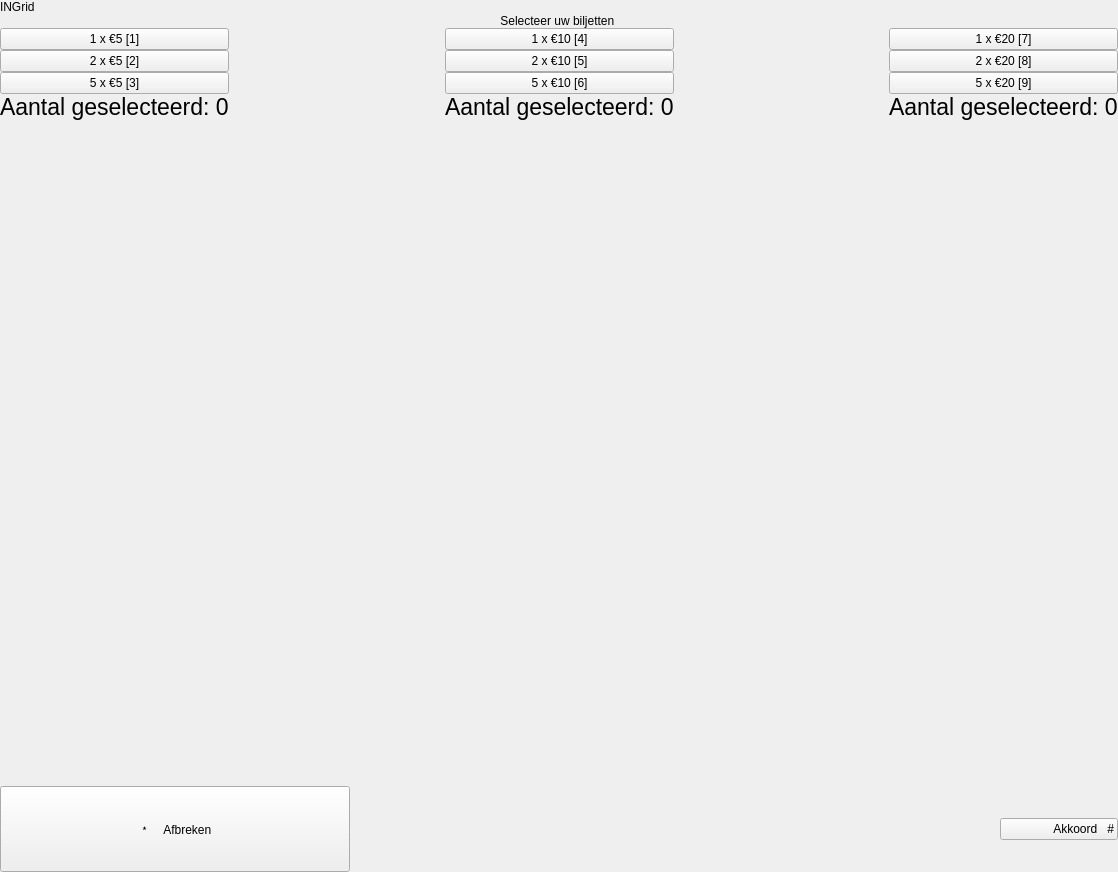
Old version of the form ui/main.ui in the repository Herbankers/hb-GUI.
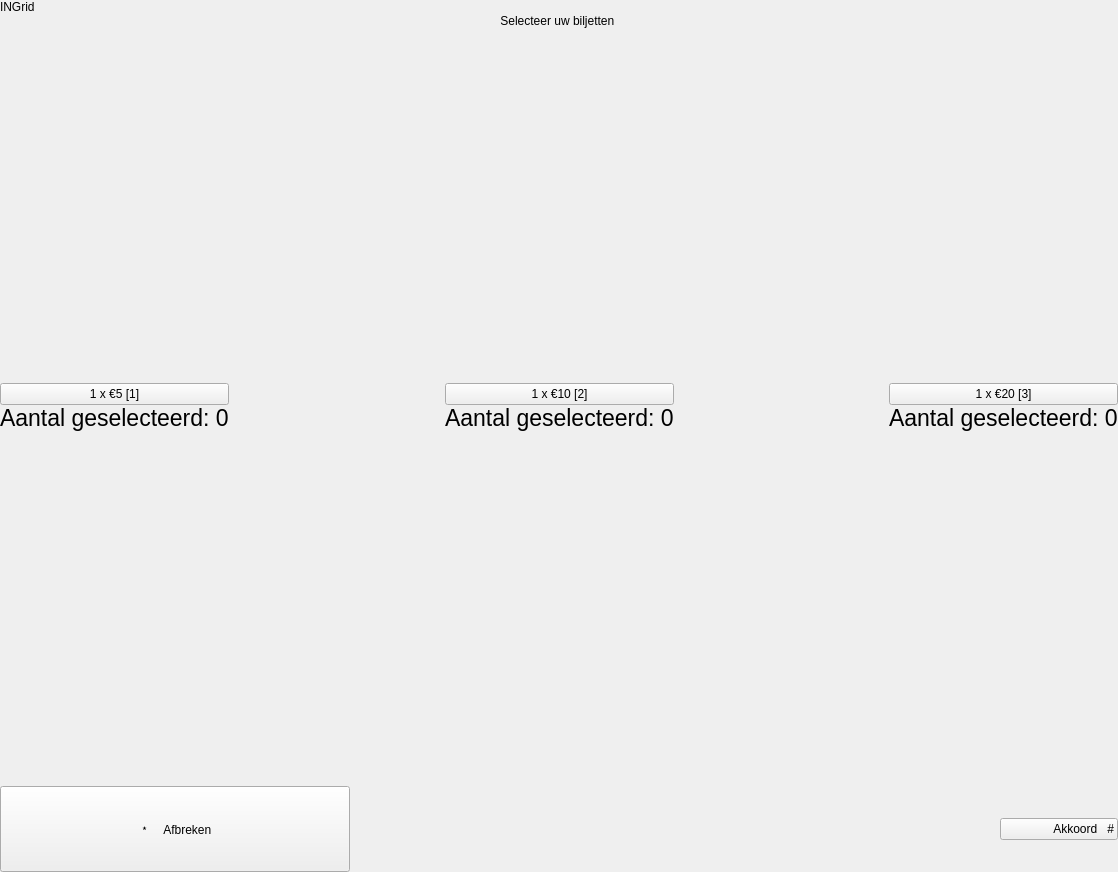
New version of the form. Icons and pictures are not drawn.

Commit message: chagend bill choice menu

Patch:
```diff
--- a/ui/main.ui
+++ b/ui/main.ui
@@ -1222,90 +1222,11 @@
         </item>
         <item>
          <layout class="QGridLayout" name="gridLayout">
-          <item row="3" column="4">
-           <widget class="QPushButton" name="btnTwoTwenty">
-            <property name="text">
-             <string>2 x €20 [8]</string>
-            </property>
-           </widget>
-          </item>
           <item row="1" column="0">
-           <layout class="QHBoxLayout" name="horizontalLayout_11">
-            <item>
-             <widget class="QPushButton" name="btnOneFive">
-              <property name="text">
-               <string>1 x €5 [1]</string>
-              </property>
-             </widget>
-            </item>
-           </layout>
+           <layout class="QHBoxLayout" name="horizontalLayout_11"/>
           </item>
-          <item row="3" column="3">
-           <spacer name="horizontalSpacer_13">
-            <property name="orientation">
-             <enum>Qt::Horizontal</enum>
-            </property>
-            <property name="sizeHint" stdset="0">
-             <size>
-              <width>40</width>
-              <height>20</height>
-             </size>
-            </property>
-           </spacer>
-          </item>
-          <item row="1" column="2">
-           <layout class="QHBoxLayout" name="horizontalLayout_10">
-            <item>
-             <widget class="QPushButton" name="btnOneTen">
-              <property name="enabled">
-               <bool>true</bool>
-              </property>
-              <property name="text">
-               <string>1 x €10 [4]</string>
-              </property>
-              <property name="flat">
-               <bool>false</bool>
-              </property>
-             </widget>
-            </item>
-           </layout>
-          </item>
-          <item row="4" column="4">
-           <widget class="QPushButton" name="btnFiveTwenty">
-            <property name="text">
-             <string>5 x €20 [9]</string>
-            </property>
-           </widget>
-          </item>
-          <item row="3" column="1">
-           <spacer name="horizontalSpacer_14">
-            <property name="orientation">
-             <enum>Qt::Horizontal</enum>
-            </property>
-            <property name="sizeHint" stdset="0">
-             <size>
-              <width>40</width>
-              <height>20</height>
-             </size>
-            </property>
-           </spacer>
-          </item>
-          <item row="3" column="0">
-           <widget class="QPushButton" name="btnTwoFive">
-            <property name="text">
-             <string>2 x €5 [2]</string>
-            </property>
-           </widget>
-          </item>
-          <item row="3" column="2">
-           <widget class="QPushButton" name="btnTwoTen">
-            <property name="text">
-             <string>2 x €10 [5]</string>
-            </property>
-           </widget>
-          </item>
-          <item row="6" column="2">
-           <widget class="QLabel" name="amountBillsTen">
+          <item row="5" column="2">
+           <widget class="QLabel" name="amountBillsOpt2">
             <property name="font">
              <font>
               <family>Helvetica Neue</family>
@@ -1320,61 +1241,19 @@
            </widget>
           </item>
           <item row="1" column="4">
-           <layout class="QHBoxLayout" name="horizontalLayout_9">
-            <item>
-             <widget class="QPushButton" name="btnOneTwenty">
-              <property name="text">
-               <string>1 x €20 [7]</string>
-              </property>
-             </widget>
-            </item>
-           </layout>
+           <layout class="QHBoxLayout" name="horizontalLayout_9"/>
+          </item>
+          <item row="1" column="2">
+           <layout class="QHBoxLayout" name="horizontalLayout_10"/>
           </item>
           <item row="4" column="0">
            <widget class="QPushButton" name="btnFiveFive">
             <property name="text">
-             <string>5 x €5 [3]</string>
+             <string>1 x €5 [1]</string>
             </property>
            </widget>
           </item>
-          <item row="4" column="2">
-           <widget class="QPushButton" name="btnFiveTen">
-            <property name="text">
-             <string>5 x €10 [6]</string>
-            </property>
-           </widget>
-          </item>
-          <item row="6" column="0">
-           <widget class="QLabel" name="amountBillsFive">
-            <property name="font">
-             <font>
-              <family>Helvetica Neue</family>
-              <pointsize>17</pointsize>
-              <weight>25</weight>
-              <bold>false</bold>
-             </font>
-            </property>
-            <property name="text">
-             <string>Aantal geselecteerd: 0</string>
-            </property>
-           </widget>
-          </item>
-          <item row="6" column="4">
-           <widget class="QLabel" name="amountBillsTwenty">
-            <property name="font">
-             <font>
-              <family>Helvetica Neue</family>
-              <pointsize>17</pointsize>
-              <weight>25</weight>
-              <bold>false</bold>
-             </font>
-            </property>
-            <property name="text">
-             <string>Aantal geselecteerd: 0</string>
-            </property>
-           </widget>
-          </item>
-          <item row="8" column="2">
+          <item row="7" column="2">
            <spacer name="verticalSpacer_25">
             <property name="orientation">
              <enum>Qt::Vertical</enum>
@@ -1387,6 +1266,95 @@
             </property>
            </spacer>
           </item>
+          <item row="4" column="3">
+           <spacer name="horizontalSpacer_13">
+            <property name="orientation">
+             <enum>Qt::Horizontal</enum>
+            </property>
+            <property name="sizeHint" stdset="0">
+             <size>
+              <width>40</width>
+              <height>20</height>
+             </size>
+            </property>
+           </spacer>
+          </item>
+          <item row="4" column="1">
+           <spacer name="horizontalSpacer_14">
+            <property name="orientation">
+             <enum>Qt::Horizontal</enum>
+            </property>
+            <property name="sizeHint" stdset="0">
+             <size>
+              <width>40</width>
+              <height>20</height>
+             </size>
+            </property>
+           </spacer>
+          </item>
+          <item row="5" column="4">
+           <widget class="QLabel" name="amountBillsOpt3">
+            <property name="font">
+             <font>
+              <family>Helvetica Neue</family>
+              <pointsize>17</pointsize>
+              <weight>25</weight>
+              <bold>false</bold>
+             </font>
+            </property>
+            <property name="text">
+             <string>Aantal geselecteerd: 0</string>
+            </property>
+           </widget>
+          </item>
+          <item row="4" column="2">
+           <widget class="QPushButton" name="btnOption2">
+            <property name="enabled">
+             <bool>true</bool>
+            </property>
+            <property name="text">
+             <string>1 x €10 [2]</string>
+            </property>
+            <property name="flat">
+             <bool>false</bool>
+            </property>
+           </widget>
+          </item>
+          <item row="4" column="4">
+           <widget class="QPushButton" name="btnOption3">
+            <property name="text">
+             <string>1 x €20 [3]</string>
+            </property>
+           </widget>
+          </item>
+          <item row="5" column="0">
+           <widget class="QLabel" name="amountBillsOpt1">
+            <property name="font">
+             <font>
+              <family>Helvetica Neue</family>
+              <pointsize>17</pointsize>
+              <weight>25</weight>
+              <bold>false</bold>
+             </font>
+            </property>
+            <property name="text">
+             <string>Aantal geselecteerd: 0</string>
+            </property>
+           </widget>
+          </item>
+          <item row="3" column="2">
+           <spacer name="verticalSpacer_27">
+            <property name="orientation">
+             <enum>Qt::Vertical</enum>
+            </property>
+            <property name="sizeHint" stdset="0">
+             <size>
+              <width>20</width>
+              <height>40</height>
+             </size>
+            </property>
+           </spacer>
+          </item>
          </layout>
         </item>
         <item>
```
Left out of the diff: 2 changed lines with no effect on the pictures. The commit also changes 3 other files.
